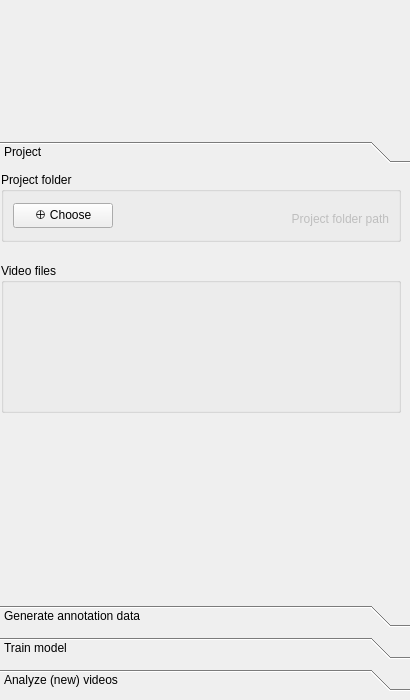
Above: octron/qt_gui/octron.ui from horsto/OCTRON-GUI before the change. Below: the same form after it.
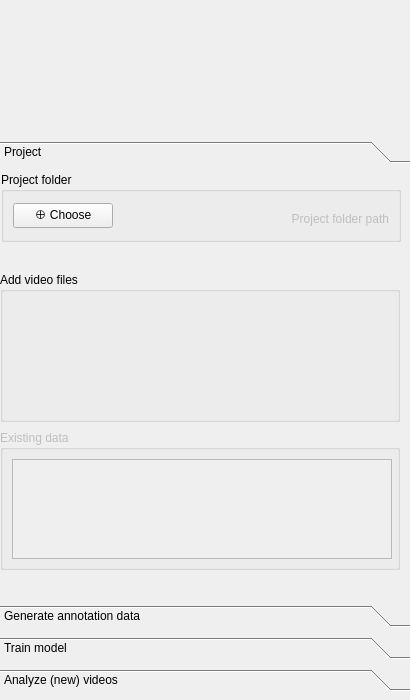
That is the form after the change. The open tabs and pages were chosen to show the change. Icons and pictures are not drawn.

Commit message: Table view of existing data when loading project

```diff
--- a/octron/qt_gui/octron.ui
+++ b/octron/qt_gui/octron.ui
@@ -126,7 +126,7 @@
        <number>0</number>
       </property>
       <property name="currentIndex">
-       <number>2</number>
+       <number>0</number>
       </property>
       <property name="tabSpacing">
        <number>10</number>
@@ -162,10 +162,16 @@
           <x>0</x>
           <y>-1</y>
           <width>402</width>
-          <height>241</height>
+          <height>402</height>
          </rect>
         </property>
         <layout class="QVBoxLayout" name="project_vertical_layout">
+         <property name="spacing">
+          <number>30</number>
+         </property>
+         <property name="bottomMargin">
+          <number>15</number>
+         </property>
          <item alignment="Qt::AlignmentFlag::AlignHCenter|Qt::AlignmentFlag::AlignTop">
           <widget class="QGroupBox" name="folder_sect_groupbox">
            <property name="sizePolicy">
@@ -258,7 +264,7 @@
            </layout>
           </widget>
          </item>
-         <item alignment="Qt::AlignmentFlag::AlignHCenter|Qt::AlignmentFlag::AlignTop">
+         <item alignment="Qt::AlignmentFlag::AlignTop">
           <widget class="QGroupBox" name="project_video_drop_groupbox">
            <property name="sizePolicy">
             <sizepolicy hsizetype="Maximum" vsizetype="Maximum">
@@ -279,7 +285,7 @@
             </size>
            </property>
            <property name="title">
-            <string>Video files</string>
+            <string>Add video files</string>
            </property>
            <layout class="QHBoxLayout" name="horizontalLayout">
             <property name="spacing">
@@ -319,6 +325,118 @@
            </layout>
           </widget>
          </item>
+         <item alignment="Qt::AlignmentFlag::AlignTop">
+          <widget class="QGroupBox" name="project_existing_data_groupbox">
+           <property name="enabled">
+            <bool>false</bool>
+           </property>
+           <property name="sizePolicy">
+            <sizepolicy hsizetype="Maximum" vsizetype="Maximum">
+             <horstretch>0</horstretch>
+             <verstretch>0</verstretch>
+            </sizepolicy>
+           </property>
+           <property name="minimumSize">
+            <size>
+             <width>400</width>
+             <height>140</height>
+            </size>
+           </property>
+           <property name="maximumSize">
+            <size>
+             <width>400</width>
+             <height>140</height>
+            </size>
+           </property>
+           <property name="title">
+            <string>Existing data</string>
+           </property>
+           <layout class="QHBoxLayout" name="horizontalLayout_9">
+            <property name="spacing">
+             <number>20</number>
+            </property>
+            <property name="leftMargin">
+             <number>9</number>
+            </property>
+            <property name="topMargin">
+             <number>9</number>
+            </property>
+            <property name="rightMargin">
+             <number>9</number>
+            </property>
+            <property name="bottomMargin">
+             <number>9</number>
+            </property>
+            <item alignment="Qt::AlignmentFlag::AlignHCenter|Qt::AlignmentFlag::AlignVCenter">
+             <widget class="QTableView" name="existing_data_table">
+              <property name="minimumSize">
+               <size>
+                <width>380</width>
+                <height>100</height>
+               </size>
+              </property>
+              <property name="maximumSize">
+               <size>
+                <width>380</width>
+                <height>100</height>
+               </size>
+              </property>
+              <property name="editTriggers">
+               <set>QAbstractItemView::EditTrigger::AnyKeyPressed|QAbstractItemView::EditTrigger::EditKeyPressed|QAbstractItemView::EditTrigger::SelectedClicked</set>
+              </property>
+              <property name="showDropIndicator" stdset="0">
+               <bool>false</bool>
+              </property>
+              <property name="dragDropOverwriteMode">
+               <bool>false</bool>
+              </property>
+              <property name="selectionMode">
+               <enum>QAbstractItemView::SelectionMode::SingleSelection</enum>
+              </property>
+              <property name="selectionBehavior">
+               <enum>QAbstractItemView::SelectionBehavior::SelectRows</enum>
+              </property>
+              <property name="gridStyle">
+               <enum>Qt::PenStyle::SolidLine</enum>
+              </property>
+              <property name="sortingEnabled">
+               <bool>false</bool>
+              </property>
+              <property name="wordWrap">
+               <bool>false</bool>
+              </property>
+              <property name="cornerButtonEnabled">
+               <bool>false</bool>
+              </property>
+              <attribute name="horizontalHeaderCascadingSectionResizes">
+               <bool>true</bool>
+              </attribute>
+              <attribute name="horizontalHeaderMinimumSectionSize">
+               <number>85</number>
+              </attribute>
+              <attribute name="horizontalHeaderDefaultSectionSize">
+               <number>85</number>
+              </attribute>
+              <attribute name="horizontalHeaderHighlightSections">
+               <bool>false</bool>
+              </attribute>
+              <attribute name="verticalHeaderVisible">
+               <bool>false</bool>
+              </attribute>
+              <attribute name="verticalHeaderMinimumSectionSize">
+               <number>20</number>
+              </attribute>
+              <attribute name="verticalHeaderDefaultSectionSize">
+               <number>20</number>
+              </attribute>
+              <attribute name="verticalHeaderHighlightSections">
+               <bool>false</bool>
+              </attribute>
+             </widget>
+            </item>
+           </layout>
+          </widget>
+         </item>
         </layout>
        </widget>
       </widget>
@@ -430,7 +548,7 @@
              </widget>
             </item>
             <item alignment="Qt::AlignmentFlag::AlignRight|Qt::AlignmentFlag::AlignVCenter">
-             <widget class="QPushButton" name="load_model_btn">
+             <widget class="QPushButton" name="load_sam2model_btn">
               <property name="minimumSize">
                <size>
                 <width>0</width>
@@ -1378,15 +1496,21 @@
              </item>
              <item alignment="Qt::AlignmentFlag::AlignRight|Qt::AlignmentFlag::AlignVCenter">
               <widget class="QPushButton" name="generate_training_data_btn">
+               <property name="sizePolicy">
+                <sizepolicy hsizetype="Fixed" vsizetype="Fixed">
+                 <horstretch>0</horstretch>
+                 <verstretch>0</verstretch>
+                </sizepolicy>
+               </property>
                <property name="minimumSize">
                 <size>
-                 <width>90</width>
+                 <width>80</width>
                  <height>25</height>
                 </size>
                </property>
                <property name="maximumSize">
                 <size>
-                 <width>90</width>
+                 <width>80</width>
                  <height>25</height>
                 </size>
                </property>
@@ -1627,17 +1751,23 @@
                </property>
               </widget>
              </item>
-             <item alignment="Qt::AlignmentFlag::AlignHCenter|Qt::AlignmentFlag::AlignBottom">
+             <item alignment="Qt::AlignmentFlag::AlignRight|Qt::AlignmentFlag::AlignBottom">
               <widget class="QPushButton" name="start_stop_training_btn">
+               <property name="sizePolicy">
+                <sizepolicy hsizetype="Fixed" vsizetype="Fixed">
+                 <horstretch>0</horstretch>
+                 <verstretch>0</verstretch>
+                </sizepolicy>
+               </property>
                <property name="minimumSize">
                 <size>
-                 <width>90</width>
+                 <width>80</width>
                  <height>25</height>
                 </size>
                </property>
                <property name="maximumSize">
                 <size>
-                 <width>90</width>
+                 <width>80</width>
                  <height>25</height>
                 </size>
                </property>
@@ -1653,7 +1783,7 @@
              <rect>
               <x>10</x>
               <y>30</y>
-              <width>284</width>
+              <width>281</width>
               <height>31</height>
              </rect>
             </property>
```
The commit also changes 6 other files.
